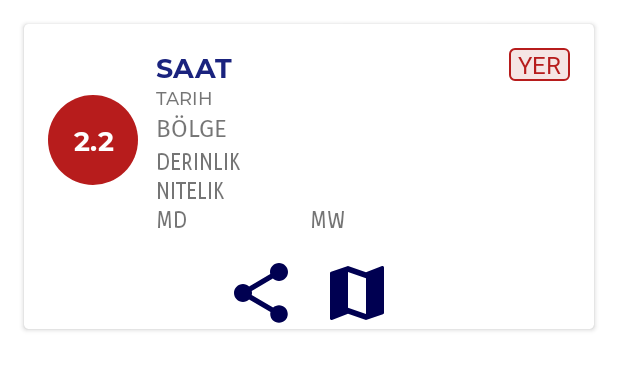
After one commit to yemreak/DepremYA, an Android app: the layout detailed_quake.xml on its own in the app's theme, with its tools: preview values and no code run, on a phone screen of 412 x 824 dp. The commit adds this screen. Shown: the top 370 px of the screen. Run offline under Robolectric (Android 15) with nearby library versions, the phone set to English and light mode, and no system bars; network calls fail.

Commit message:
👷‍♀️ Detaylı arayüz kuruldu

```diff
--- a/app/src/main/java/com/yemreak/depremya/ui/MainActivity.kt
+++ b/app/src/main/java/com/yemreak/depremya/ui/MainActivity.kt
@@ -47,10 +47,9 @@ class MainActivity : AppCompatActivity() {
 					setContentView(urgentLayout)
 					initUrgentLayout(R.drawable.no_internet, R.string.no_internet)
 				} else {
+					quakes = it
 					setContentView(mainLayout)
 					initRecyclerView()
-					quakes = it
-					(quake_recycler_view.adapter as QuakeAdapter).setQuakesAndNotify(quakes)
 				}
 			}
 		})
--- a/app/src/main/java/com/yemreak/depremya/ui/QuakeAdapter.kt
+++ b/app/src/main/java/com/yemreak/depremya/ui/QuakeAdapter.kt
@@ -1,5 +1,6 @@
 package com.yemreak.depremya.ui
 
+import android.app.Dialog
 import android.content.Context
 import android.content.Intent
 import android.graphics.PorterDuff
@@ -12,11 +13,16 @@ import android.widget.TextView
 import androidx.recyclerview.widget.RecyclerView
 import com.yemreak.depremya.R
 import com.yemreak.depremya.db.entity.Quake
+import kotlinx.android.synthetic.main.detailed_quake.view.*
 import kotlinx.android.synthetic.main.quake_item.view.*
+import kotlinx.android.synthetic.main.quake_item.view.tvCity
+import kotlinx.android.synthetic.main.quake_item.view.tvDate
+import kotlinx.android.synthetic.main.quake_item.view.tvHour
+import kotlinx.android.synthetic.main.quake_item.view.tvMl
+import kotlinx.android.synthetic.main.quake_item.view.tvRegion
 
-class QuakeAdapter(private val context: Context, private var quakes: List<Quake>) :
+class QuakeAdapter(val context: Context, private var quakes: List<Quake>) :
 	RecyclerView.Adapter<QuakeAdapter.QuakeHolder>() {
-
 	override fun onCreateViewHolder(parent: ViewGroup, viewType: Int): QuakeAdapter.QuakeHolder {
 		val view: View =
 			LayoutInflater.from(parent.context).inflate(R.layout.quake_item, parent, false)
@@ -34,18 +40,8 @@ class QuakeAdapter(private val context: Context, private var quakes: List<Quake>
 			else
 				holder.tvRegion.text =
 					context.getString(R.string.str_region, region)
-
-			holder.ibLocation.setOnClickListener {
-				val uri = "https://maps.google.com/?q=${lat},${lng}&ll=${lat},${lng}&z=7"
-				val intent = Intent(Intent.ACTION_VIEW, Uri.parse(uri))
-				intent.setPackage("com.google.android.apps.maps")
-				if (intent.resolveActivity(context.packageManager) != null)
-					context.startActivity(intent)
-			}
-			holder.tvMl.background.setColorFilter(
-				context.resources.getColor(generateMagColor(ml.toDouble())),
-				PorterDuff.Mode.SRC_IN
-			)
+			openMaps(holder.ibLocation, lat, lng)
+			setMagColor(holder.tvMl, ml.toDouble())
 		}
 	}
 
@@ -54,8 +50,67 @@ class QuakeAdapter(private val context: Context, private var quakes: List<Quake>
 		notifyDataSetChanged()
 	}
 
-	private fun generateMagColor(mag: Double): Int {
-		return when {
+
+	override fun getItemCount() = quakes.size
+
+	inner class QuakeHolder(itemView: View) : RecyclerView.ViewHolder(itemView) {
+		val tvDate: TextView = itemView.tvDate
+		val tvHour: TextView = itemView.tvHour
+		val tvMl: TextView = itemView.tvMl
+		val tvCity: TextView = itemView.tvCity
+		val tvRegion: TextView = itemView.tvRegion
+		val ibLocation: ImageButton = itemView.ibLocation
+		val view: View? = null
+
+		init {
+			itemView.setOnClickListener {
+				val pos = adapterPosition
+				//val sendInent = Intent().setAction(Intent.ACTION_SEND)
+				val filterDialog = Dialog(it.context)
+				val view =
+					LayoutInflater
+						.from(filterDialog.context)
+						.inflate(R.layout.detailed_quake, null)
+				filterDialog
+					.setContentView(view)
+				initDialog(view, pos)
+				filterDialog.show()
+			}
+		}
+
+		private fun initDialog(view: View, pos: Int) {
+			with(quakes[pos]) {
+				view.tvMl.text = ml
+				view.tvHour.text = context.getString(R.string.str_hour, hour)
+				view.tvDate.text = date
+				view.tvDepth.text = context.getString(R.string.str_depth, depth)
+				view.tvResolution.text = context.getString(R.string.str_resolution, resolution)
+				view.tvMd.text = context.getString(R.string.str_md, md)
+				view.tvMw.text = context.getString(R.string.str_mw, mw)
+				view.tvCity.text = city
+				if (region == "")
+					view.tvRegion.text = context.getString(R.string.str_region, " - ")
+				else
+					view.tvRegion.text =
+						context.getString(R.string.str_region, region)
+				openMaps(view.ibLocationDetailed, lat, lng)
+				setMagColor(view.tvMl, ml.toDouble())
+			}
+		}
+	}
+
+	fun openMaps(imageButton: ImageButton, lat: String, lng: String) {
+		imageButton.setOnClickListener {
+			val uri = "https://maps.google.com/?q=${lat},${lng}&ll=${lat},${lng}&z=7"
+			val intent = Intent(Intent.ACTION_VIEW, Uri.parse(uri))
+			intent.setPackage("com.google.android.apps.maps")
+			if (intent.resolveActivity(context.packageManager) != null)
+				context.startActivity(intent)
+		}
+	}
+
+	private fun setMagColor(textView: TextView, mag: Double) {
+		val color = when {
 			mag < 4 -> R.color.quake0_4
 			mag >= 4 && mag < 5 -> R.color.quake4_5
 			mag >= 5 && mag < 5.5 -> R.color.quake5_5h
@@ -67,17 +122,9 @@ class QuakeAdapter(private val context: Context, private var quakes: List<Quake>
 				R.color.quakeMax
 			}
 		}
+		textView.background.setColorFilter(
+			context.resources.getColor(color),
+			PorterDuff.Mode.SRC_IN
+		)
 	}
-
-	override fun getItemCount() = quakes.size
-
-	class QuakeHolder(itemView: View) : RecyclerView.ViewHolder(itemView) {
-		val tvDate: TextView = itemView.tvDate
-		val tvHour: TextView = itemView.tvHour
-		val tvMl: TextView = itemView.tvMl
-		val tvCity: TextView = itemView.tvCity
-		val tvRegion: TextView = itemView.tvRegion
-		val ibLocation: ImageButton = itemView.ibLocation
-	}
-
 }
--- /dev/null
+++ b/app/src/main/res/drawable/ic_baseline_share_24.xml
@@ -0,0 +1,5 @@
+<vector android:height="48dp" android:tint="#000051"
+    android:viewportHeight="24.0" android:viewportWidth="24.0"
+    android:width="48dp" xmlns:android="http://schemas.android.com/apk/res/android">
+    <path android:fillColor="@android:color/white" android:pathData="M18,16.08c-0.76,0 -1.44,0.3 -1.96,0.77L8.91,12.7c0.05,-0.23 0.09,-0.46 0.09,-0.7s-0.04,-0.47 -0.09,-0.7l7.05,-4.11c0.54,0.5 1.25,0.81 2.04,0.81 1.66,0 3,-1.34 3,-3s-1.34,-3 -3,-3 -3,1.34 -3,3c0,0.24 0.04,0.47 0.09,0.7L8.04,9.81C7.5,9.31 6.79,9 6,9c-1.66,0 -3,1.34 -3,3s1.34,3 3,3c0.79,0 1.5,-0.31 2.04,-0.81l7.12,4.16c-0.05,0.21 -0.08,0.43 -0.08,0.65 0,1.61 1.31,2.92 2.92,2.92 1.61,0 2.92,-1.31 2.92,-2.92s-1.31,-2.92 -2.92,-2.92z"/>
+</vector>
--- /dev/null
+++ b/app/src/main/res/layout/detailed_quake.xml
@@ -0,0 +1,167 @@
+<?xml version="1.0" encoding="utf-8"?>
+<androidx.cardview.widget.CardView xmlns:android="http://schemas.android.com/apk/res/android"
+	xmlns:app="http://schemas.android.com/apk/res-auto"
+	android:layout_width="match_parent"
+	android:layout_height="wrap_content"
+	android:layout_marginLeft="16dp"
+	android:layout_marginTop="16dp"
+	android:layout_marginRight="16dp"
+	app:cardCornerRadius="3dp">
+
+	<LinearLayout
+		android:layout_width="match_parent"
+		android:layout_height="wrap_content"
+		android:orientation="vertical">
+
+		<LinearLayout
+			android:id="@+id/quake_detailed_layout"
+			android:layout_width="match_parent"
+			android:layout_height="wrap_content"
+			android:layout_margin="16dp"
+			android:orientation="horizontal">
+
+			<TextView
+				android:id="@+id/tvMl"
+				android:layout_width="60dp"
+				android:layout_height="60dp"
+				android:background="@drawable/magnitude_background"
+				android:fontFamily="@font/montserrat_bold"
+				android:text="2.2"
+				android:layout_gravity="center"
+				android:gravity="center"
+				android:textAlignment="center"
+				android:textColor="@color/colorPrimaryText"
+				android:textSize="18sp" />
+
+			<LinearLayout
+				android:layout_width="match_parent"
+				android:layout_height="wrap_content"
+				android:orientation="vertical"
+				android:paddingLeft="12dp"
+				android:layout_weight="4">
+
+				<RelativeLayout
+					android:layout_width="match_parent"
+					android:layout_height="wrap_content">
+
+					<TextView
+						android:id="@+id/tvHour"
+						android:layout_width="wrap_content"
+						android:layout_height="wrap_content"
+						android:layout_centerVertical="true"
+						android:fontFamily="@font/montserrat_bold"
+						android:text="SAAT"
+						android:textColor="@color/colorPrimary"
+						android:textSize="18sp" />
+
+
+				</RelativeLayout>
+
+				<TextView
+					android:id="@+id/tvDate"
+					android:layout_width="wrap_content"
+					android:layout_height="wrap_content"
+					android:fontFamily="@font/montserrat"
+					android:text="TARIH"
+					android:textSize="12sp" />
+
+				<TextView
+					android:id="@+id/tvRegion"
+					android:layout_width="wrap_content"
+					android:layout_height="wrap_content"
+					android:fontFamily="@font/fira_regular"
+					android:text="BÖLGE"
+					android:textSize="16sp" />
+
+				<TextView
+					android:id="@+id/tvDepth"
+					android:layout_width="wrap_content"
+					android:layout_height="wrap_content"
+					android:fontFamily="@font/ubuntu_regular"
+					android:text="DERINLIK"
+					android:textSize="16sp" />
+
+
+				<RelativeLayout
+					android:layout_width="match_parent"
+					android:layout_height="wrap_content">
+
+					<LinearLayout
+						android:layout_width="match_parent"
+						android:layout_height="wrap_content"
+						android:orientation="vertical">
+
+						<TextView
+							android:id="@+id/tvResolution"
+							android:layout_width="wrap_content"
+							android:layout_height="wrap_content"
+							android:fontFamily="@font/ubuntu_regular"
+							android:text="NITELIK"
+							android:textSize="16sp" />
+
+						<RelativeLayout
+							android:layout_width="match_parent"
+							android:layout_height="wrap_content">
+
+
+							<TextView
+								android:id="@+id/tvMd"
+								android:layout_width="wrap_content"
+								android:layout_height="wrap_content"
+								android:fontFamily="@font/ubuntu_regular"
+								android:text="MD"
+								android:textSize="16sp" />
+
+							<TextView
+								android:id="@+id/tvMw"
+								android:layout_width="wrap_content"
+								android:layout_height="wrap_content"
+								android:layout_centerInParent="true"
+								android:fontFamily="@font/ubuntu_regular"
+								android:text="MW"
+								android:textSize="16sp" />
+						</RelativeLayout>
+					</LinearLayout>
+
+				</RelativeLayout>
+			</LinearLayout>
+
+			<TextView
+				android:id="@+id/tvCity"
+				android:layout_width="wrap_content"
+				android:layout_height="wrap_content"
+				android:layout_marginStart="6dp"
+				android:background="@drawable/city_background"
+				android:fontFamily="@font/fira_medium"
+				android:paddingLeft="6dp"
+				android:paddingRight="6dp"
+				android:text="YER"
+				android:textColor="@color/colorSecondary"
+				android:textSize="16sp" />
+		</LinearLayout>
+
+		<RelativeLayout
+			android:layout_width="match_parent"
+			android:layout_height="wrap_content"
+			android:layout_gravity="center"
+			android:gravity="center">
+
+			<ImageButton
+				android:layout_width="wrap_content"
+				android:layout_height="wrap_content"
+				android:src="@drawable/ic_baseline_share_24"
+				android:layout_alignParentStart="true"
+				android:id="@+id/ibShare"
+				android:background="?android:attr/selectableItemBackground"
+				android:paddingEnd="16dp" />
+
+			<ImageButton
+				android:layout_width="wrap_content"
+				android:layout_height="wrap_content"
+				android:src="@drawable/ic_baseline_map_24"
+				android:id="@+id/ibLocationDetailed"
+				android:layout_toEndOf="@id/ibShare"
+				android:background="?android:attr/selectableItemBackground" />
+		</RelativeLayout>
+	</LinearLayout>
+</androidx.cardview.widget.CardView>
```
